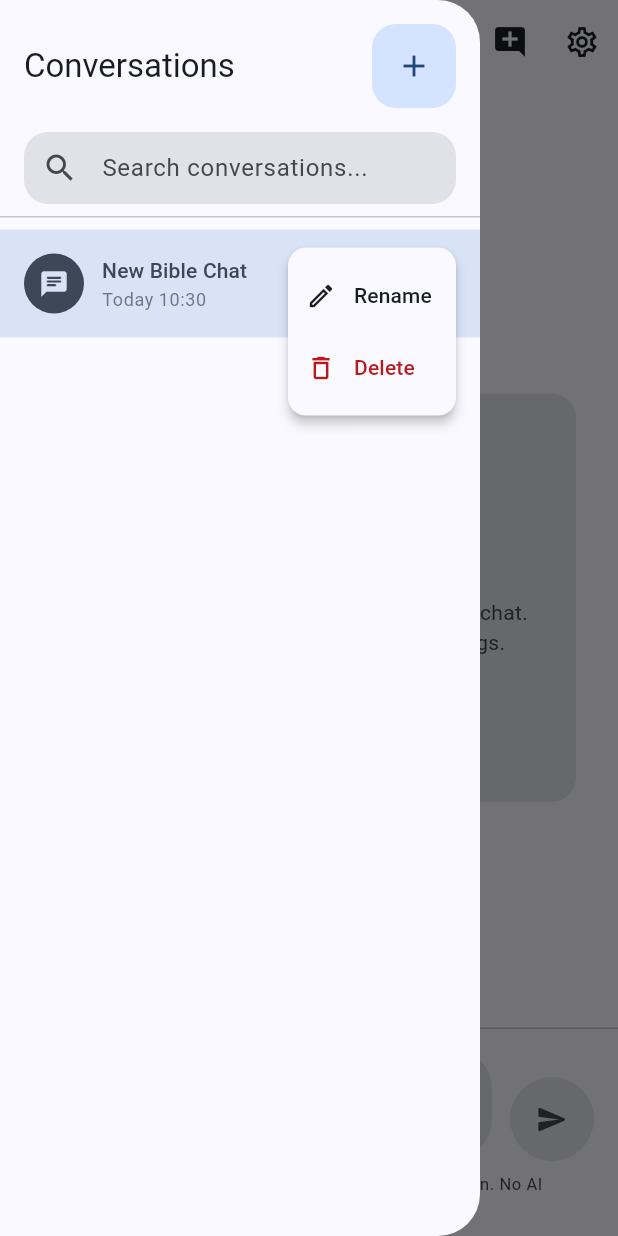
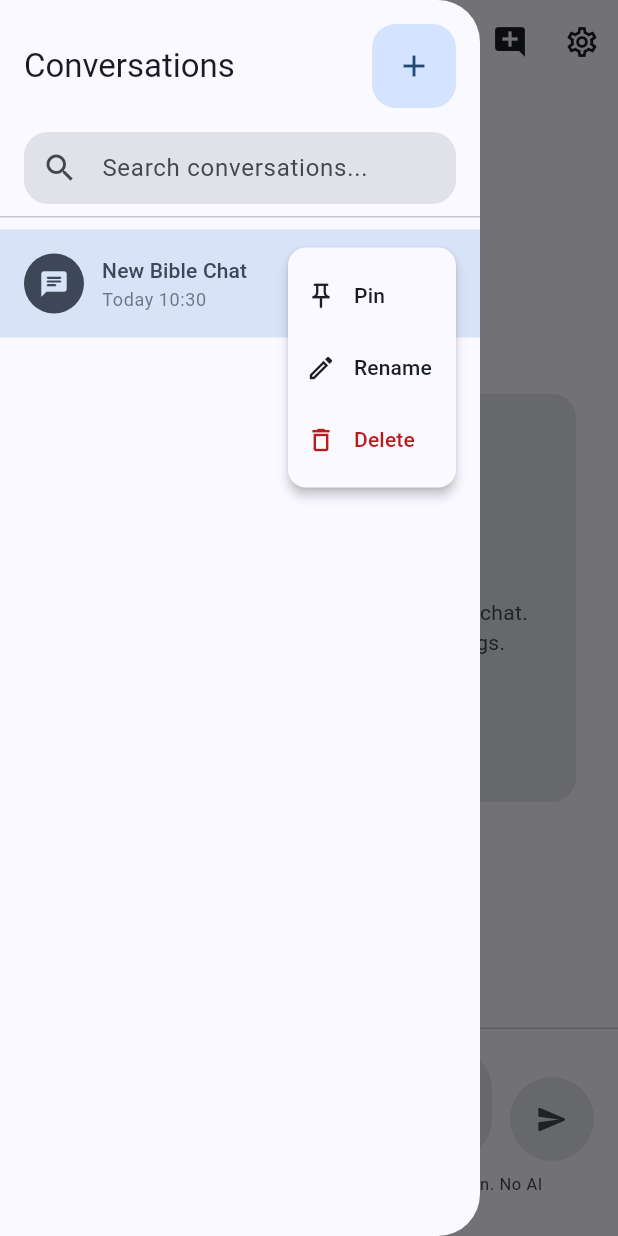
Before and after one commit to thomasboom/BijbelBot, a Flutter app: the screen it shows after launch, in the side drawer, after a tap on the "more vert" icon, on a phone screen of 412 x 824 dp. Run offline on Flutter 3.47's test engine with Material 3 defaults, Android fonts, the phone set to English and light mode, and no system bars; our stand-ins replace flutter_markdown, shared_preferences, speech_to_text.

Commit message:
Added pin functionality

```diff
--- a/lib/l10n/app_en.arb
+++ b/lib/l10n/app_en.arb
@@ -105,5 +105,9 @@
   "deleteConversationConfirm": "Are you sure you want to delete this conversation? This action cannot be undone.",
   "conversationDeleted": "Conversation deleted",
   "conversationRenamed": "Conversation renamed",
-  "enterNewTitle": "Enter new title"
+  "enterNewTitle": "Enter new title",
+  "pin": "Pin",
+  "unpin": "Unpin",
+  "conversationPinned": "Conversation pinned",
+  "conversationUnpinned": "Conversation unpinned"
 }
--- a/lib/l10n/app_localizations.dart
+++ b/lib/l10n/app_localizations.dart
@@ -739,6 +739,30 @@ abstract class AppLocalizations {
   /// In en, this message translates to:
   /// **'Enter new title'**
   String get enterNewTitle;
+
+  /// No description provided for @pin.
+  ///
+  /// In en, this message translates to:
+  /// **'Pin'**
+  String get pin;
+
+  /// No description provided for @unpin.
+  ///
+  /// In en, this message translates to:
+  /// **'Unpin'**
+  String get unpin;
+
+  /// No description provided for @conversationPinned.
+  ///
+  /// In en, this message translates to:
+  /// **'Conversation pinned'**
+  String get conversationPinned;
+
+  /// No description provided for @conversationUnpinned.
+  ///
+  /// In en, this message translates to:
+  /// **'Conversation unpinned'**
+  String get conversationUnpinned;
 }
 
 class _AppLocalizationsDelegate
--- a/lib/l10n/app_nl.arb
+++ b/lib/l10n/app_nl.arb
@@ -105,5 +105,9 @@
   "deleteConversationConfirm": "Weet je zeker dat je dit gesprek wilt verwijderen? Deze actie kan niet ongedaan worden gemaakt.",
   "conversationDeleted": "Gesprek verwijderd",
   "conversationRenamed": "Gesprek hernoemd",
-  "enterNewTitle": "Voer nieuwe titel in"
+  "enterNewTitle": "Voer nieuwe titel in",
+  "pin": "Vastzetten",
+  "unpin": "Losmaken",
+  "conversationPinned": "Gesprek vastgezet",
+  "conversationUnpinned": "Gesprek losgemaakt"
 }
--- a/lib/models/bible_chat_conversation.dart
+++ b/lib/models/bible_chat_conversation.dart
@@ -24,6 +24,9 @@ class BibleChatConversation {
   /// Whether this conversation is currently active.
   final bool isActive;
 
+  /// Whether this conversation is pinned to the top.
+  final bool isPinned;
+
   /// Title or summary of the conversation (optional).
   final String? title;
 
@@ -39,6 +42,7 @@ class BibleChatConversation {
     this.userContext,
     this.metadata,
     this.isActive = true,
+    this.isPinned = false,
     this.title,
     DateTime? lastActivity,
   }) : lastActivity = lastActivity ?? startTime;
@@ -74,6 +78,7 @@ class BibleChatConversation {
       userContext: context,
       metadata: meta,
       isActive: json['isActive'] != false,
+      isPinned: json['isPinned'] == true,
       title: json['title']?.toString(),
     );
   }
@@ -91,6 +96,7 @@ class BibleChatConversation {
       'userContext': userContext,
       'metadata': metadata,
       'isActive': isActive,
+      'isPinned': isPinned,
       'title': title,
     };
   }
@@ -105,6 +111,7 @@ class BibleChatConversation {
     Map<String, dynamic>? userContext,
     Map<String, dynamic>? metadata,
     bool? isActive,
+    bool? isPinned,
     String? title,
   }) {
     return BibleChatConversation(
@@ -116,6 +123,7 @@ class BibleChatConversation {
       userContext: userContext ?? this.userContext,
       metadata: metadata ?? this.metadata,
       isActive: isActive ?? this.isActive,
+      isPinned: isPinned ?? this.isPinned,
       title: title ?? this.title,
     );
   }
--- a/lib/widgets/conversation_history_sidebar.dart
+++ b/lib/widgets/conversation_history_sidebar.dart
@@ -53,12 +53,31 @@ class _ConversationHistorySidebarState
     }).toList();
   }
 
+  /// Sorts conversations with pinned ones at the top
+  List<BibleChatConversation> _sortConversations(
+    List<BibleChatConversation> conversations,
+  ) {
+    final pinned = <BibleChatConversation>[];
+    final unpinned = <BibleChatConversation>[];
+
+    for (final conversation in conversations) {
+      if (conversation.isPinned) {
+        pinned.add(conversation);
+      } else {
+        unpinned.add(conversation);
+      }
+    }
+
+    return [...pinned, ...unpinned];
+  }
+
   @override
   Widget build(BuildContext context) {
     final localizations = AppLocalizations.of(context);
     final provider = Provider.of<BibleChatProvider>(context);
-    final allConversations = provider.conversationsByLastActivity.reversed
-        .toList();
+    final allConversations = _sortConversations(
+      provider.conversationsByLastActivity.reversed.toList(),
+    );
     final filteredConversations = _filterConversations(allConversations);
     final colorScheme = Theme.of(context).colorScheme;
     final textTheme = Theme.of(context).textTheme;
@@ -159,6 +178,8 @@ class _ConversationHistorySidebarState
                           widget.onConversationSelected?.call(conversation),
                       onRename: () => _showRenameDialog(context, conversation),
                       onDelete: () => _showDeleteDialog(context, conversation),
+                      onPin: () =>
+                          _togglePinConversation(context, conversation),
                     );
                   },
                 ),
@@ -333,6 +354,18 @@ class _ConversationHistorySidebarState
       ),
     );
   }
+
+  /// Toggles the pin status of a conversation
+  void _togglePinConversation(
+    BuildContext context,
+    BibleChatConversation conversation,
+  ) {
+    final provider = Provider.of<BibleChatProvider>(context, listen: false);
+    final updatedConversation = conversation.copyWith(
+      isPinned: !conversation.isPinned,
+    );
+    provider.updateConversation(updatedConversation);
+  }
 }
 
 /// M3 Expressive conversation list item
@@ -342,6 +375,7 @@ class ConversationItem extends StatelessWidget {
   final VoidCallback? onTap;
   final VoidCallback? onRename;
   final VoidCallback? onDelete;
+  final VoidCallback? onPin;
 
   const ConversationItem({
     super.key,
@@ -350,6 +384,7 @@ class ConversationItem extends StatelessWidget {
     this.onTap,
     this.onRename,
     this.onDelete,
+    this.onPin,
   });
 
   @override
@@ -389,7 +424,21 @@ class ConversationItem extends StatelessWidget {
                 child: Column(
                   crossAxisAlignment: CrossAxisAlignment.start,
                   children: [
-                    Text(
+                    Row(
+                      children: [
+                        if (conversation.isPinned)
+                          Padding(
+                            padding: const EdgeInsets.only(right: 4),
+                            child: Icon(
+                              Icons.push_pin,
+                              size: 14,
+                              color: isSelected
+                                  ? colorScheme.onSecondaryContainer
+                                  : colorScheme.primary,
+                            ),
+                          ),
+                        Expanded(
+                          child: Text(
                             conversation.title ?? localizations.newConversation,
                             style: textTheme.titleSmall?.copyWith(
                               color: isSelected
@@ -398,6 +447,9 @@ class ConversationItem extends StatelessWidget {
                             ),
                             maxLines: 1,
                             overflow: TextOverflow.ellipsis,
+                          ),
+                        ),
+                      ],
                     ),
                     const SizedBox(height: 2),
                     Text(
@@ -413,7 +465,7 @@ class ConversationItem extends StatelessWidget {
                   ],
                 ),
               ),
-              // Menu button for delete and rename
+              // Menu button for delete, rename, and pin
               PopupMenuButton<String>(
                 icon: Icon(
                   Icons.more_vert,
@@ -427,6 +479,9 @@ class ConversationItem extends StatelessWidget {
                 ),
                 onSelected: (value) {
                   switch (value) {
+                    case 'pin':
+                      onPin?.call();
+                      break;
                     case 'rename':
                       onRename?.call();
                       break;
@@ -436,6 +491,26 @@ class ConversationItem extends StatelessWidget {
                   }
                 },
                 itemBuilder: (context) => [
+                  PopupMenuItem<String>(
+                    value: 'pin',
+                    child: Row(
+                      children: [
+                        Icon(
+                          conversation.isPinned
+                              ? Icons.push_pin
+                              : Icons.push_pin_outlined,
+                          size: 20,
+                          color: colorScheme.onSurface,
+                        ),
+                        const SizedBox(width: 12),
+                        Text(
+                          conversation.isPinned
+                              ? localizations.unpin
+                              : localizations.pin,
+                        ),
+                      ],
+                    ),
+                  ),
                   PopupMenuItem<String>(
                     value: 'rename',
                     child: Row(
```
Also changed, not shown: lib/l10n/app_localizations_en.dart (+12 -0 lines), lib/l10n/app_localizations_nl.dart (+12 -0 lines). Lines whose indentation alone changed are shown as unchanged.
